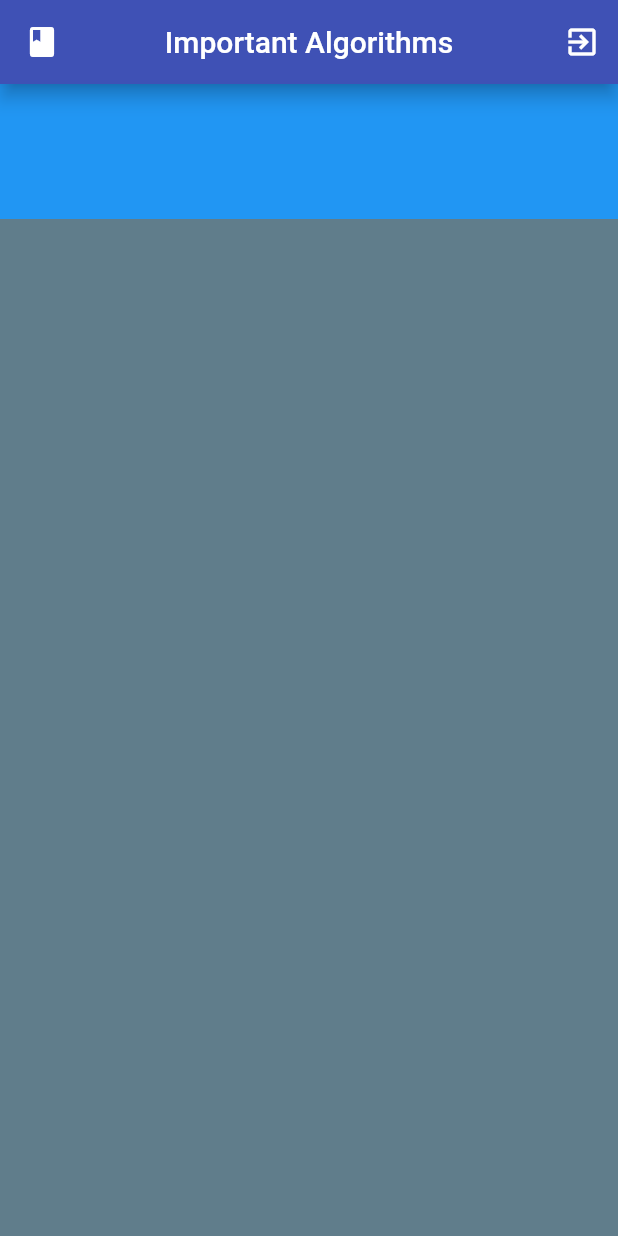
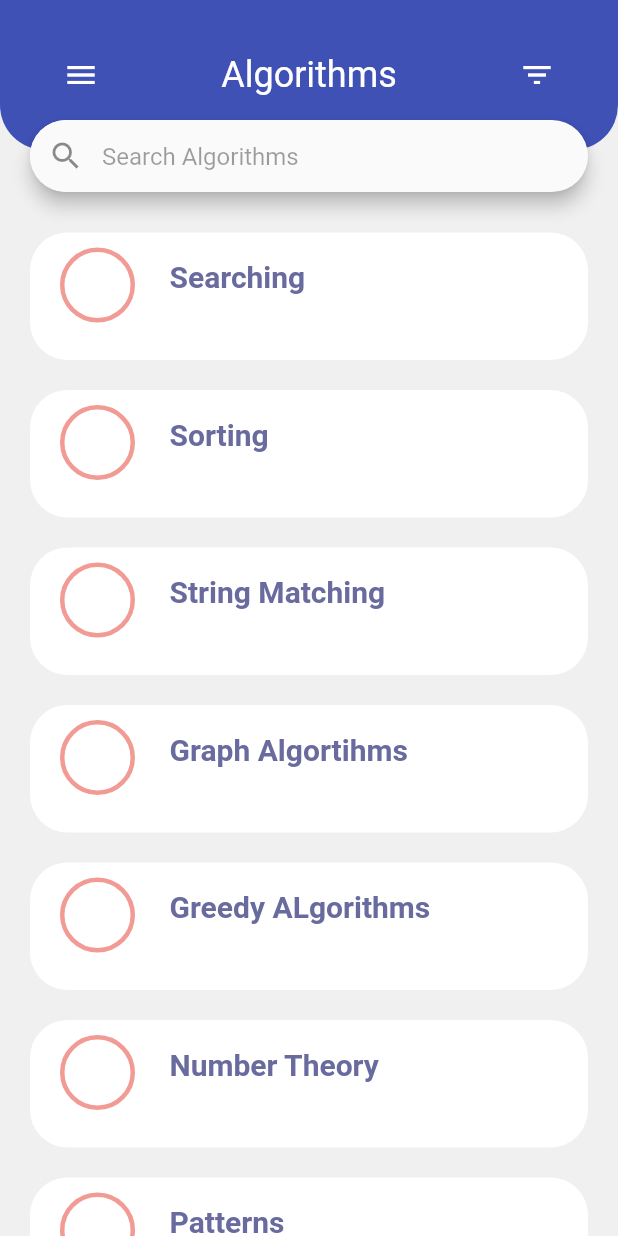
Before and after one commit to Natashamehta23/Algorithms_APP, a Flutter app: the DifferentAlgorithms screen opened directly, on a phone screen of 412 x 824 dp. Run offline on Flutter 3.47's test engine with Material 2 defaults, Android fonts, the phone set to English and light mode, and no system bars; network calls fail.

Commit message:
Algo Commit

```diff
--- /dev/null
+++ b/lib/All_Algorithms/Sorting/BubbleSort.dart
@@ -0,0 +1,13 @@
+import 'package:flutter/material.dart';
+
+class BubbleSort extends StatefulWidget {
+  @override
+  _BubbleSortState createState() => _BubbleSortState();
+}
+
+class _BubbleSortState extends State<BubbleSort> {
+  @override
+  Widget build(BuildContext context) {
+    return Container();
+  }
+}
--- a/lib/Design/Algorithms.dart
+++ b/lib/Design/Algorithms.dart
@@ -1,3 +1,5 @@
+import 'package:algo_f1/All_Algorithms/Sorting/BubbleSort.dart';
+import 'package:algo_f1/Routes/route.dart';
 import 'package:flutter/material.dart';
 
 class DifferentAlgorithms extends StatefulWidget {
@@ -6,51 +8,183 @@ class DifferentAlgorithms extends StatefulWidget {
 }
 
 class _DifferentAlgorithmsState extends State<DifferentAlgorithms> {
+  final TextStyle dropdownMenuItem =
+  TextStyle(color: Colors.black, fontSize: 18);
+
+  final primary = Color(0xff696b9e);
+  final secondary = Color(0xfff29a94);
+
+  final List<Map> AlgorithmsList = [
+    {
+      "name": "Searching",
+    },
+    {
+      "name": "Sorting",
+    },
+    {
+      "name": "String Matching",
+    },
+    {
+      "name": "Graph Algortihms",
+    },
+
+    {
+      "name": "Greedy ALgorithms",
+    },
+    {
+      "name": "Number Theory",
+    },
+    {
+      "name": "Patterns",
+    },
+    {
+      "name": "Dynamic Programming Algorithms",
+    },
+    {
+      "name": "Number Theory",
+    },
+
+  ];
+
   @override
   Widget build(BuildContext context) {
     return Scaffold(
-      appBar: new AppBar(
-        backgroundColor: Colors.indigo,
-        title: new Text("Important Algorithms"),
-        elevation: 5.0,
-        centerTitle: true,
-//        flexibleSpace: new TabBarView(
-//            children: <Widget>[
-//              //TO Do
-//            ] ),
-        leading: new Icon(Icons.book),
-        actions: <Widget>[
-          new IconButton(
-            icon: new Icon(Icons.exit_to_app),
-            tooltip: "Exit!",
-            onPressed: () => {},
-          ),
-        ],
-      ),
-      body: new Container(
-        child: Align(
-          alignment: Alignment.center,
-          child: new Stack(
+      backgroundColor: Color(0xfff0f0f0),
+      body: SingleChildScrollView(
+        child: Container(
+          height: MediaQuery.of(context).size.height,
+          width: MediaQuery.of(context).size.width,
+          child: Stack(
             children: <Widget>[
-              new Container(
-                alignment: Alignment.center,
-                color: Colors.blueGrey,
-                height: double.infinity,
+              Container(
+                padding: EdgeInsets.only(top: 145),
+                height: MediaQuery.of(context).size.height,
                 width: double.infinity,
+                child: ListView.builder(
+                    itemCount: AlgorithmsList.length,
+                    itemBuilder: (BuildContext context, int index) {
+                      return buildList(context, index);
+                    }),
               ),
-              Align(
-                alignment: Alignment.topCenter,
-                child: new Container(
-                    alignment: Alignment.center,
-                    color: Colors.blue,
-                    height: 90.0,
-                    width: double.infinity,
+              Container(
+                height: 100,
+                width: double.infinity,
+                decoration: BoxDecoration(
+                    color: Colors.indigo,
+                    borderRadius: BorderRadius.only(
+                        bottomLeft: Radius.circular(30),
+                        bottomRight: Radius.circular(30))),
+                child: Padding(
+                  padding: const EdgeInsets.symmetric(horizontal: 30),
+                  child: Row(
+                    mainAxisAlignment: MainAxisAlignment.spaceBetween,
+                    children: <Widget>[
+                      IconButton(
+                        onPressed: () {},
+                        icon: Icon(
+                          Icons.menu,
+                          color: Colors.white,
+                        ),
+                      ),
+                      Text(
+                        "Algorithms",
+                        style: TextStyle(color: Colors.white, fontSize: 24),
+                      ),
+                      IconButton(
+                        onPressed: () {},
+                        icon: Icon(
+                          Icons.filter_list,
+                          color: Colors.white,
+                        ),
+                      ),
+                    ],
+                  ),
                 ),
               ),
+              Container(
+                child: Column(
+                  children: <Widget>[
+                    SizedBox(
+                      height: 80,
+                    ),
+                    Padding(
+                      padding: EdgeInsets.symmetric(horizontal: 20),
+                      child: Material(
+                        elevation: 5.0,
+                        borderRadius: BorderRadius.all(Radius.circular(30)),
+                        child: TextField(
+                          // controller: TextEditingController(text: locations[0]),
+                          cursorColor: Theme.of(context).primaryColor,
+                          style: dropdownMenuItem,
+                          decoration: InputDecoration(
+                              hintText: "Search Algorithms",
+                              hintStyle: TextStyle(
+                                  color: Colors.black38, fontSize: 16),
+                              prefixIcon: Material(
+                                elevation: 0.0,
+                                borderRadius:
+                                BorderRadius.all(Radius.circular(30)),
+                                child: Icon(Icons.search),
+                              ),
+                              border: InputBorder.none,
+                              contentPadding: EdgeInsets.symmetric(
+                                  horizontal: 25, vertical: 13)),
+                        ),
+                      ),
+                    ),
+                  ],
+                ),
+              )
             ],
           ),
         ),
       ),
     );
   }
+  Widget buildList(BuildContext context, int index) {
+    return InkWell(
+      onTap: () => {},
+      child: Container(
+        decoration: BoxDecoration(
+          borderRadius: BorderRadius.circular(25),
+          color: Colors.white,
+        ),
+        width: double.infinity,
+        height: 85,
+        margin: EdgeInsets.symmetric(vertical: 10, horizontal: 20),
+        padding: EdgeInsets.symmetric(vertical: 10, horizontal: 20),
+        child: Row(
+          crossAxisAlignment: CrossAxisAlignment.start,
+          children: <Widget>[
+            Container(
+              width: 50,
+              height: 50,
+              margin: EdgeInsets.only(right: 15),
+              decoration: BoxDecoration(
+                borderRadius: BorderRadius.circular(50),
+                border: Border.all(width: 3, color: secondary),
+              ),
+            ),
+            Expanded(
+              child: Column(
+                crossAxisAlignment: CrossAxisAlignment.start,
+                children: <Widget>[
+                  Padding(
+                    padding: const EdgeInsets.all(8.0),
+                    child: Text(
+                      AlgorithmsList[index]['name'],
+                      style: TextStyle(
+                          color: primary,
+                          fontWeight: FontWeight.bold,
+                          fontSize: 20),
+                    ),
+                  ),
+                ],
+              ),
+            ),
+          ],
+        ),
+      ),
+    );
+  }
 }
--- a/lib/main.dart
+++ b/lib/main.dart
@@ -17,6 +17,7 @@ class MyApp extends StatelessWidget {
       title: 'Algorithms',
       theme: ThemeData(
         primarySwatch: Colors.blue,
+        //primaryColor: Colors.indigo,
       ),
       home: MyHomePage(),
       debugShowCheckedModeBanner: false,
```
